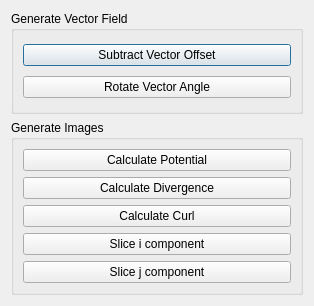
Above: ui/uiDialogVectorProcessing.ui from ManifoldsHu/FourDExplorer before the change. Below: the same form after it.
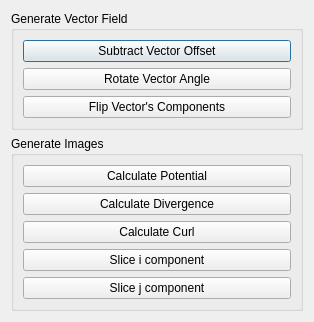
That is the form after the change.

Commit message: add TaskBaseVectorToVector in TaskVectorFieldProcess.py, and add Flip Vector Field task.

```diff
--- a/ui/uiDialogVectorProcessing.ui
+++ b/ui/uiDialogVectorProcessing.ui
@@ -7,7 +7,7 @@
     <x>0</x>
     <y>0</y>
     <width>314</width>
-    <height>306</height>
+    <height>322</height>
    </rect>
   </property>
   <property name="windowTitle">
@@ -34,6 +34,13 @@
         </property>
        </widget>
       </item>
+      <item>
+       <widget class="QPushButton" name="pushButton_flip">
+        <property name="text">
+         <string>Flip Vector's Components</string>
+        </property>
+       </widget>
+      </item>
      </layout>
     </widget>
    </item>
```
The commit also changes 9 other files.
